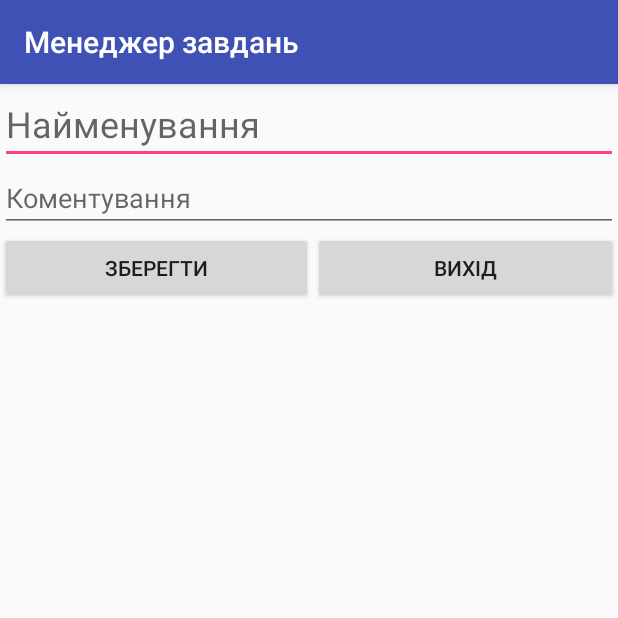
After one commit to AndriyDotsyak/Task-Manager, an Android app: the CreatingTask screen opened directly, with no data from a screen before it, on a phone screen of 412 x 824 dp, the top half of it. The commit adds this screen. Run offline under Robolectric (Android 15) with nearby library versions, the phone set to English and light mode, and no system bars.

Commit message:
# Create layout (activity_creating_task.xml)

```diff
--- a/Stage 1/TaskManager/app/src/main/AndroidManifest.xml
+++ b/Stage 1/TaskManager/app/src/main/AndroidManifest.xml
@@ -9,13 +9,19 @@
         android:roundIcon="@mipmap/ic_launcher_round"
         android:supportsRtl="true"
         android:theme="@style/AppTheme">
-        <activity android:name=".MainActivity">
+        <activity android:name=".task.MainActivity">
             <intent-filter>
                 <action android:name="android.intent.action.MAIN" />
 
                 <category android:name="android.intent.category.LAUNCHER" />
             </intent-filter>
         </activity>
+        <activity android:name=".task.CreatingTask">
+            <intent-filter>
+                <action android:name="android.intent.creating.task" />
+                <category android:name="android.intent.category.DEFAULT" />
+            </intent-filter>
+        </activity>
     </application>
 
 </manifest>
--- /dev/null
+++ b/Stage 1/TaskManager/app/src/main/java/manager/taskmanager/task/CreatingTask.java
@@ -0,0 +1,15 @@
+package manager.taskmanager.task;
+
+import android.support.v7.app.AppCompatActivity;
+import android.os.Bundle;
+
+import manager.taskmanager.R;
+
+public class CreatingTask extends AppCompatActivity {
+
+    @Override
+    protected void onCreate(Bundle savedInstanceState) {
+        super.onCreate(savedInstanceState);
+        setContentView(R.layout.activity_creating_task);
+    }
+}
--- a/Stage 1/TaskManager/app/src/main/java/manager/taskmanager/MainActivity.java
+++ b/Stage 1/TaskManager/app/src/main/java/manager/taskmanager/task/MainActivity.java
@@ -1,7 +1,9 @@
-package manager.taskmanager;
+package manager.taskmanager.task;
 
 import android.support.v7.app.AppCompatActivity;
 import android.os.Bundle;
+
+import manager.taskmanager.R;
 
 public class MainActivity extends AppCompatActivity {
 
--- /dev/null
+++ b/Stage 1/TaskManager/app/src/main/res/layout/activity_creating_task.xml
@@ -0,0 +1,49 @@
+<?xml version="1.0" encoding="utf-8"?>
+<LinearLayout
+    xmlns:android="http://schemas.android.com/apk/res/android"
+    xmlns:tools="http://schemas.android.com/tools"
+    android:layout_width="match_parent"
+    android:layout_height="match_parent"
+    android:orientation="vertical"
+    tools:context="manager.taskmanager.task.CreatingTask">
+
+    <EditText
+        android:id="@+id/et_Denomination"
+        android:layout_width="match_parent"
+        android:layout_height="wrap_content"
+        android:ems="10"
+        android:hint="@string/hint_et_Denomination"
+        android:inputType="textMultiLine"
+        android:maxLines="1"
+        android:textSize="24sp" />
+
+    <EditText
+        android:id="@+id/et_Comment"
+        android:layout_width="match_parent"
+        android:layout_height="wrap_content"
+        android:ems="10"
+        android:hint="@string/hint_et_Comment"
+        android:inputType="textMultiLine"
+        android:maxLines="3"
+        android:textSize="18sp" />
+
+    <LinearLayout
+        android:layout_width="match_parent"
+        android:layout_height="match_parent"
+        android:orientation="horizontal">
+
+        <Button
+            android:id="@+id/btn_Save"
+            android:layout_width="wrap_content"
+            android:layout_height="wrap_content"
+            android:layout_weight="1"
+            android:text="@string/text_btn_Save" />
+
+        <Button
+            android:id="@+id/btn_Exit"
+            android:layout_width="wrap_content"
+            android:layout_height="wrap_content"
+            android:layout_weight="1"
+            android:text="@string/text_btn_Exit" />
+    </LinearLayout>
+</LinearLayout>
--- a/Stage 1/TaskManager/app/src/main/res/layout/activity_main.xml
+++ b/Stage 1/TaskManager/app/src/main/res/layout/activity_main.xml
@@ -5,10 +5,10 @@
     android:layout_width="match_parent"
     android:layout_height="match_parent"
     android:orientation="vertical"
-    tools:context="manager.taskmanager.MainActivity">
+    tools:context="manager.taskmanager.task.MainActivity">
 
     <ListView
-        android:id="@+id/lv_Task_main"
+        android:id="@+id/lv_Task"
         android:layout_width="match_parent"
         android:layout_height="match_parent"
         android:layout_weight="1">
@@ -16,7 +16,7 @@
     </ListView>
 
     <Button
-        android:id="@+id/btn_add_main"
+        android:id="@+id/btn_AddTask"
         android:layout_width="match_parent"
         android:layout_height="wrap_content"
         android:layout_weight="0"
--- a/Stage 1/TaskManager/app/src/main/res/values/strings.xml
+++ b/Stage 1/TaskManager/app/src/main/res/values/strings.xml
@@ -1,4 +1,10 @@
 <resources>
-    <string name="app_name">Task Manager</string>
+    <string name="app_name">Менеджер завдань</string>
+
     <string name="text_btn_add_main">Додати</string>
+
+    <string name="hint_et_Denomination">Найменування</string>
+    <string name="hint_et_Comment">Коментування</string>
+    <string name="text_btn_Save">Зберегти</string>
+    <string name="text_btn_Exit">Вихід</string>
 </resources>
```
